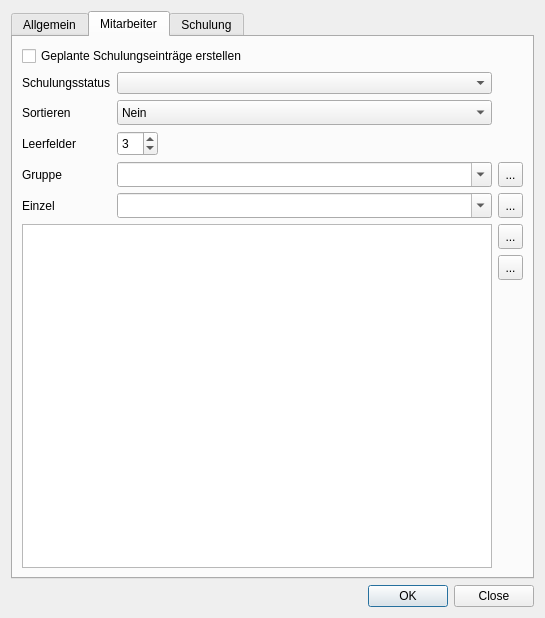
Old version of the form ui/qmsigninglistdialog.ui in the repository Christian-Kr/QualificationMatrix.
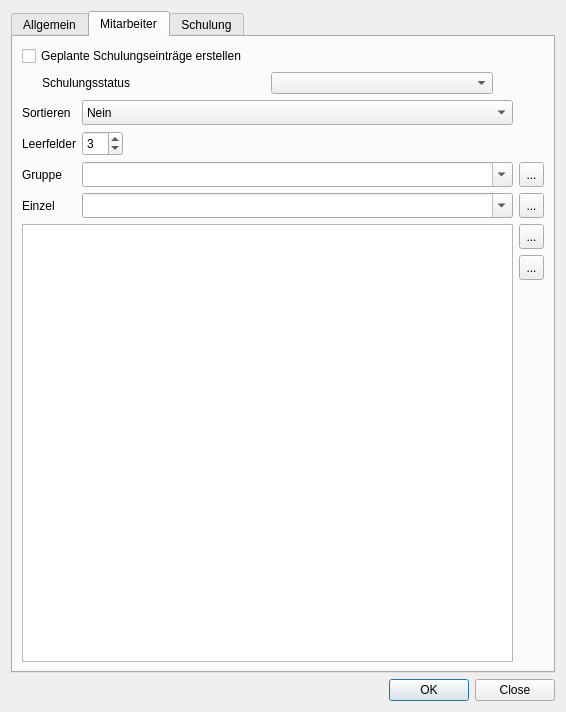
New version of the form. The open tabs and pages were chosen to show the change. Icons and pictures are not drawn.

Commit message: Add option for count of empty trainer fields in singing list.

The edit to the form file:
```diff
--- a/ui/qmsigninglistdialog.ui
+++ b/ui/qmsigninglistdialog.ui
@@ -6,8 +6,8 @@
    <rect>
     <x>0</x>
     <y>0</y>
-    <width>545</width>
-    <height>618</height>
+    <width>566</width>
+    <height>712</height>
    </rect>
   </property>
   <property name="windowTitle">
@@ -151,7 +151,114 @@
        <string>Mitarbeiter</string>
       </attribute>
       <layout class="QGridLayout" name="gridLayout">
+       <item row="6" column="1">
+        <widget class="QComboBox" name="cbSingleEmployee">
+         <property name="sizePolicy">
+          <sizepolicy hsizetype="Expanding" vsizetype="Fixed">
+           <horstretch>0</horstretch>
+           <verstretch>0</verstretch>
+          </sizepolicy>
+         </property>
+         <property name="minimumSize">
+          <size>
+           <width>0</width>
+           <height>25</height>
+          </size>
+         </property>
+         <property name="editable">
+          <bool>true</bool>
+         </property>
+         <property name="maxVisibleItems">
+          <number>20</number>
+         </property>
+         <property name="insertPolicy">
+          <enum>QComboBox::NoInsert</enum>
+         </property>
+         <property name="minimumContentsLength">
+          <number>20</number>
+         </property>
+        </widget>
+       </item>
+       <item row="4" column="0">
+        <widget class="QLabel" name="label_2">
+         <property name="text">
+          <string>Leerfelder</string>
+         </property>
+        </widget>
+       </item>
+       <item row="7" column="0" colspan="2">
+        <widget class="QListWidget" name="lwEmployees">
+         <property name="sizePolicy">
+          <sizepolicy hsizetype="Expanding" vsizetype="Preferred">
+           <horstretch>0</horstretch>
+           <verstretch>0</verstretch>
+          </sizepolicy>
+         </property>
+        </widget>
+       </item>
        <item row="3" column="1">
+        <widget class="QComboBox" name="cbSort">
+         <property name="minimumSize">
+          <size>
+           <width>0</width>
+           <height>25</height>
+          </size>
+         </property>
+         <item>
+          <property name="text">
+           <string>Nein</string>
+          </property>
+         </item>
+         <item>
+          <property name="text">
+           <string>Vorname</string>
+          </property>
+         </item>
+         <item>
+          <property name="text">
+           <string>Nachname</string>
+          </property>
+         </item>
+        </widget>
+       </item>
+       <item row="5" column="0">
+        <widget class="QLabel" name="label_3">
+         <property name="text">
+          <string>Gruppe</string>
+         </property>
+        </widget>
+       </item>
+       <item row="6" column="0">
+        <widget class="QLabel" name="label_4">
+         <property name="text">
+          <string>Einzel</string>
+         </property>
+        </widget>
+       </item>
+       <item row="5" column="2">
+        <widget class="QToolButton" name="tbAddEmployeeFromGroup">
+         <property name="minimumSize">
+          <size>
+           <width>25</width>
+           <height>25</height>
+          </size>
+         </property>
+         <property name="text">
+          <string>...</string>
+         </property>
+         <property name="icon">
+          <iconset resource="../rcs/icons.qrc">
+           <normaloff>:/icons/icons/list-add.svg</normaloff>:/icons/icons/list-add.svg</iconset>
+         </property>
+         <property name="iconSize">
+          <size>
+           <width>16</width>
+           <height>16</height>
+          </size>
+         </property>
+        </widget>
+       </item>
+       <item row="4" column="1">
         <layout class="QHBoxLayout" name="horizontalLayout">
          <item>
           <widget class="QSpinBox" name="spEmpty">
@@ -181,6 +288,29 @@
          </item>
         </layout>
        </item>
+       <item row="6" column="2">
+        <widget class="QToolButton" name="tbAddEmployee">
+         <property name="minimumSize">
+          <size>
+           <width>25</width>
+           <height>25</height>
+          </size>
+         </property>
+         <property name="text">
+          <string>...</string>
+         </property>
+         <property name="icon">
+          <iconset resource="../rcs/icons.qrc">
+           <normaloff>:/icons/icons/list-add.svg</normaloff>:/icons/icons/list-add.svg</iconset>
+         </property>
+         <property name="iconSize">
+          <size>
+           <width>16</width>
+           <height>16</height>
+          </size>
+         </property>
+        </widget>
+       </item>
        <item row="0" column="0" colspan="2">
         <widget class="QCheckBox" name="cbCreateTrainDataEntries">
          <property name="text">
@@ -188,114 +318,7 @@
          </property>
         </widget>
        </item>
-       <item row="5" column="0">
-        <widget class="QLabel" name="label_4">
-         <property name="text">
-          <string>Einzel</string>
-         </property>
-        </widget>
-       </item>
        <item row="5" column="1">
-        <widget class="QComboBox" name="cbSingleEmployee">
-         <property name="sizePolicy">
-          <sizepolicy hsizetype="Expanding" vsizetype="Fixed">
-           <horstretch>0</horstretch>
-           <verstretch>0</verstretch>
-          </sizepolicy>
-         </property>
-         <property name="minimumSize">
-          <size>
-           <width>0</width>
-           <height>25</height>
-          </size>
-         </property>
-         <property name="editable">
-          <bool>true</bool>
-         </property>
-         <property name="maxVisibleItems">
-          <number>20</number>
-         </property>
-         <property name="insertPolicy">
-          <enum>QComboBox::NoInsert</enum>
-         </property>
-         <property name="minimumContentsLength">
-          <number>20</number>
-         </property>
-        </widget>
-       </item>
-       <item row="2" column="1">
-        <widget class="QComboBox" name="cbSort">
-         <property name="minimumSize">
-          <size>
-           <width>0</width>
-           <height>25</height>
-          </size>
-         </property>
-         <item>
-          <property name="text">
-           <string>Nein</string>
-          </property>
-         </item>
-         <item>
-          <property name="text">
-           <string>Vorname</string>
-          </property>
-         </item>
-         <item>
-          <property name="text">
-           <string>Nachname</string>
-          </property>
-         </item>
-        </widget>
-       </item>
-       <item row="4" column="2">
-        <widget class="QToolButton" name="tbAddEmployeeFromGroup">
-         <property name="minimumSize">
-          <size>
-           <width>25</width>
-           <height>25</height>
-          </size>
-         </property>
-         <property name="text">
-          <string>...</string>
-         </property>
-         <property name="icon">
-          <iconset resource="../rcs/icons.qrc">
-           <normaloff>:/icons/icons/list-add.svg</normaloff>:/icons/icons/list-add.svg</iconset>
-         </property>
-         <property name="iconSize">
-          <size>
-           <width>16</width>
-           <height>16</height>
-          </size>
-         </property>
-        </widget>
-       </item>
-       <item row="3" column="0">
-        <widget class="QLabel" name="label_2">
-         <property name="text">
-          <string>Leerfelder</string>
-         </property>
-        </widget>
-       </item>
-       <item row="6" column="0" colspan="2">
-        <widget class="QListWidget" name="lwEmployees">
-         <property name="sizePolicy">
-          <sizepolicy hsizetype="Expanding" vsizetype="Preferred">
-           <horstretch>0</horstretch>
-           <verstretch>0</verstretch>
-          </sizepolicy>
-         </property>
-        </widget>
-       </item>
-       <item row="4" column="0">
-        <widget class="QLabel" name="label_3">
-         <property name="text">
-          <string>Gruppe</string>
-         </property>
-        </widget>
-       </item>
-       <item row="4" column="1">
         <widget class="QComboBox" name="cbEmployeeGroup">
          <property name="sizePolicy">
           <sizepolicy hsizetype="Expanding" vsizetype="Fixed">
@@ -323,7 +346,7 @@
          </property>
         </widget>
        </item>
-       <item row="6" column="2">
+       <item row="7" column="2">
         <layout class="QVBoxLayout" name="verticalLayout_3">
          <item>
           <widget class="QToolButton" name="tbRemoveEmployee">
@@ -386,58 +409,45 @@
          </item>
         </layout>
        </item>
-       <item row="5" column="2">
-        <widget class="QToolButton" name="tbAddEmployee">
-         <property name="minimumSize">
-          <size>
-           <width>25</width>
-           <height>25</height>
-          </size>
-         </property>
-         <property name="text">
-          <string>...</string>
-         </property>
-         <property name="icon">
-          <iconset resource="../rcs/icons.qrc">
-           <normaloff>:/icons/icons/list-add.svg</normaloff>:/icons/icons/list-add.svg</iconset>
-         </property>
-         <property name="iconSize">
-          <size>
-           <width>16</width>
-           <height>16</height>
-          </size>
-         </property>
-        </widget>
-       </item>
-       <item row="2" column="0">
+       <item row="3" column="0">
         <widget class="QLabel" name="label_10">
          <property name="text">
           <string>Sortieren</string>
          </property>
         </widget>
        </item>
-       <item row="1" column="0">
-        <widget class="QLabel" name="label_11">
-         <property name="text">
-          <string>Schulungsstatus</string>
-         </property>
-        </widget>
-       </item>
-       <item row="1" column="1">
-        <widget class="QComboBox" name="cbTrainingState">
-         <property name="editable">
-          <bool>false</bool>
-         </property>
-         <property name="maxVisibleItems">
+       <item row="1" column="0" colspan="2">
+        <layout class="QHBoxLayout" name="horizontalLayout_3">
+         <property name="leftMargin">
           <number>20</number>
          </property>
-         <property name="insertPolicy">
-          <enum>QComboBox::NoInsert</enum>
-         </property>
-         <property name="minimumContentsLength">
+         <property name="rightMargin">
           <number>20</number>
          </property>
-        </widget>
+         <item>
+          <widget class="QLabel" name="label_11">
+           <property name="text">
+            <string>Schulungsstatus</string>
+           </property>
+          </widget>
+         </item>
+         <item>
+          <widget class="QComboBox" name="cbTrainingState">
+           <property name="editable">
+            <bool>false</bool>
+           </property>
+           <property name="maxVisibleItems">
+            <number>20</number>
+           </property>
+           <property name="insertPolicy">
+            <enum>QComboBox::NoInsert</enum>
+           </property>
+           <property name="minimumContentsLength">
+            <number>20</number>
+           </property>
+          </widget>
+         </item>
+        </layout>
        </item>
       </layout>
      </widget>
```
Left out of the diff: 81 changed lines with no effect on the pictures. The commit also changes 2 other files.
